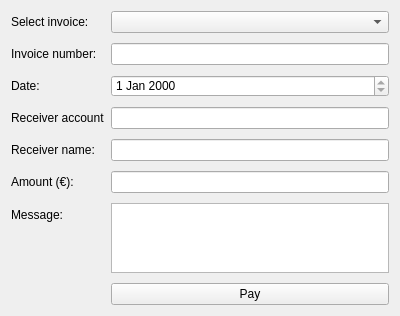
JIkaheimo/ohjelmistokehityksen-sovellusprojekti-2k19, file Ohjelman käyttöliittymät/Gui/invoiceview.ui: the form before one commit.
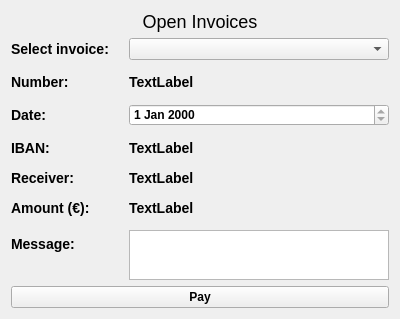
The form after the commit.

```diff
--- a/Ohjelman käyttöliittymät/Gui/invoiceview.ui
+++ b/Ohjelman käyttöliittymät/Gui/invoiceview.ui
@@ -7,40 +7,85 @@
     <x>0</x>
     <y>0</y>
     <width>400</width>
-    <height>300</height>
+    <height>313</height>
    </rect>
   </property>
+  <property name="font">
+   <font>
+    <weight>75</weight>
+    <bold>true</bold>
+   </font>
+  </property>
   <property name="windowTitle">
    <string>Form</string>
   </property>
   <property name="styleSheet">
    <string notr="true">QLabel {
-	font-size: 12px;
+	font-size: 14px;
+}
+
+QLabel#labelHeader {
+	font-size: 18px;
 }</string>
   </property>
   <layout class="QGridLayout" name="gridLayout">
+   <property name="horizontalSpacing">
+    <number>14</number>
+   </property>
    <item row="0" column="0">
+    <widget class="QLabel" name="labelHeader">
+     <property name="font">
+      <font>
+       <pointsize>-1</pointsize>
+      </font>
+     </property>
+     <property name="text">
+      <string>Open Invoices</string>
+     </property>
+     <property name="alignment">
+      <set>Qt::AlignCenter</set>
+     </property>
+    </widget>
+   </item>
+   <item row="1" column="0">
     <layout class="QFormLayout" name="formLayout">
      <property name="horizontalSpacing">
-      <number>6</number>
+      <number>20</number>
      </property>
      <property name="verticalSpacing">
-      <number>10</number>
+      <number>14</number>
      </property>
      <property name="topMargin">
       <number>0</number>
      </property>
+     <item row="0" column="0">
+      <widget class="QLabel" name="label">
+       <property name="text">
+        <string>Select invoice:</string>
+       </property>
+      </widget>
+     </item>
+     <item row="0" column="1">
+      <widget class="QComboBox" name="selectInvoice"/>
+     </item>
      <item row="1" column="0">
       <widget class="QLabel" name="lblNumber">
        <property name="text">
-        <string>Invoice number:</string>
+        <string>Number:</string>
        </property>
       </widget>
      </item>
      <item row="1" column="1">
-      <widget class="QLineEdit" name="editNumber">
-       <property name="readOnly">
-        <bool>true</bool>
+      <widget class="QLabel" name="textNumber">
+       <property name="font">
+        <font>
+         <pointsize>-1</pointsize>
+         <weight>75</weight>
+         <bold>true</bold>
+        </font>
+       </property>
+       <property name="text">
+        <string>TextLabel</string>
        </property>
       </widget>
      </item>
@@ -51,31 +96,52 @@
        </property>
       </widget>
      </item>
+     <item row="2" column="1">
+      <widget class="QDateEdit" name="textDate">
+       <property name="readOnly">
+        <bool>true</bool>
+       </property>
+      </widget>
+     </item>
      <item row="3" column="0">
       <widget class="QLabel" name="lblReceiver">
        <property name="text">
-        <string>Receiver account</string>
+        <string>IBAN:</string>
        </property>
       </widget>
      </item>
      <item row="3" column="1">
-      <widget class="QLineEdit" name="editReceiver">
-       <property name="readOnly">
-        <bool>true</bool>
+      <widget class="QLabel" name="textReceiver">
+       <property name="font">
+        <font>
+         <pointsize>-1</pointsize>
+         <weight>75</weight>
+         <bold>true</bold>
+        </font>
+       </property>
+       <property name="text">
+        <string>TextLabel</string>
        </property>
       </widget>
      </item>
      <item row="4" column="0">
       <widget class="QLabel" name="lblName">
        <property name="text">
-        <string>Receiver name:</string>
+        <string>Receiver:</string>
        </property>
       </widget>
      </item>
      <item row="4" column="1">
-      <widget class="QLineEdit" name="editName">
-       <property name="readOnly">
-        <bool>true</bool>
+      <widget class="QLabel" name="textName">
+       <property name="font">
+        <font>
+         <pointsize>-1</pointsize>
+         <weight>75</weight>
+         <bold>true</bold>
+        </font>
+       </property>
+       <property name="text">
+        <string>TextLabel</string>
        </property>
       </widget>
      </item>
@@ -87,9 +153,16 @@
       </widget>
      </item>
      <item row="5" column="1">
-      <widget class="QLineEdit" name="editAmount">
-       <property name="readOnly">
-        <bool>true</bool>
+      <widget class="QLabel" name="textAmount">
+       <property name="font">
+        <font>
+         <pointsize>-1</pointsize>
+         <weight>75</weight>
+         <bold>true</bold>
+        </font>
+       </property>
+       <property name="text">
+        <string>TextLabel</string>
        </property>
       </widget>
      </item>
@@ -102,37 +175,32 @@
      </item>
      <item row="6" column="1">
       <widget class="QTextEdit" name="editMessage">
-       <property name="readOnly">
-        <bool>false</bool>
+       <property name="sizePolicy">
+        <sizepolicy hsizetype="Expanding" vsizetype="Fixed">
+         <horstretch>0</horstretch>
+         <verstretch>0</verstretch>
+        </sizepolicy>
        </property>
-      </widget>
-     </item>
-     <item row="2" column="1">
-      <widget class="QDateEdit" name="editDate">
+       <property name="maximumSize">
+        <size>
+         <width>16777215</width>
+         <height>50</height>
+        </size>
+       </property>
        <property name="readOnly">
         <bool>true</bool>
        </property>
       </widget>
      </item>
-     <item row="0" column="1">
-      <widget class="QComboBox" name="selectInvoice"/>
-     </item>
-     <item row="0" column="0">
-      <widget class="QLabel" name="label">
-       <property name="text">
-        <string>Select invoice:</string>
-       </property>
-      </widget>
-     </item>
-     <item row="7" column="1">
-      <widget class="QPushButton" name="btnAction">
-       <property name="text">
-        <string>Pay</string>
-       </property>
-      </widget>
-     </item>
     </layout>
    </item>
+   <item row="2" column="0">
+    <widget class="QPushButton" name="btnAction">
+     <property name="text">
+      <string>Pay</string>
+     </property>
+    </widget>
+   </item>
   </layout>
  </widget>
  <resources/>
```
